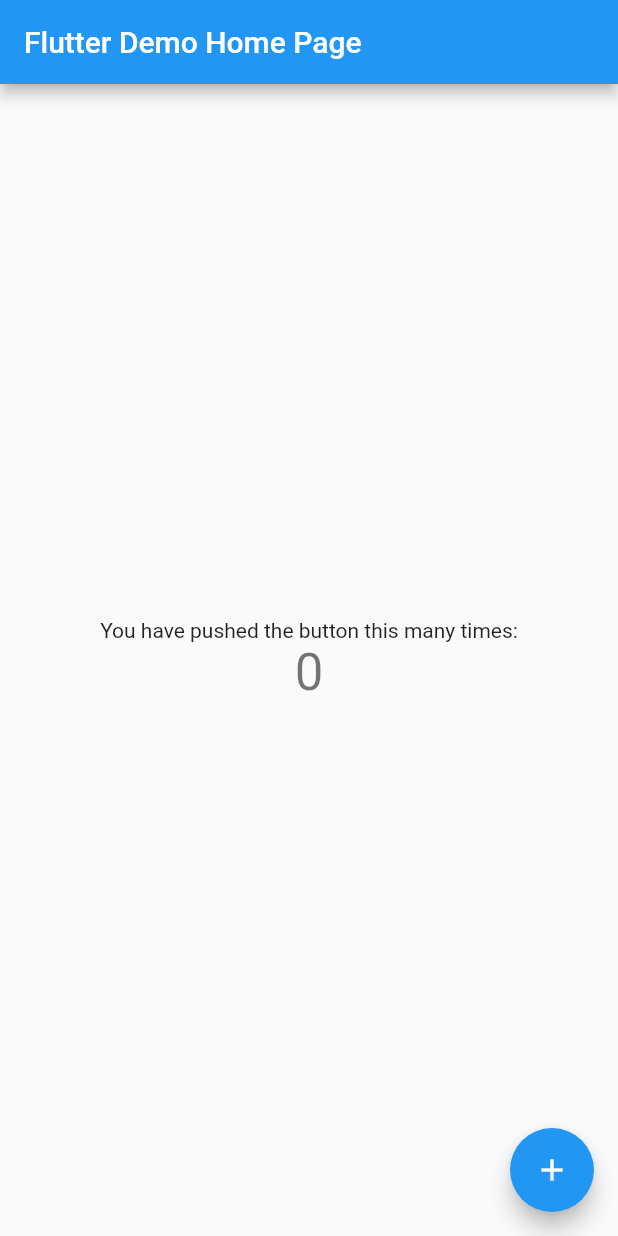
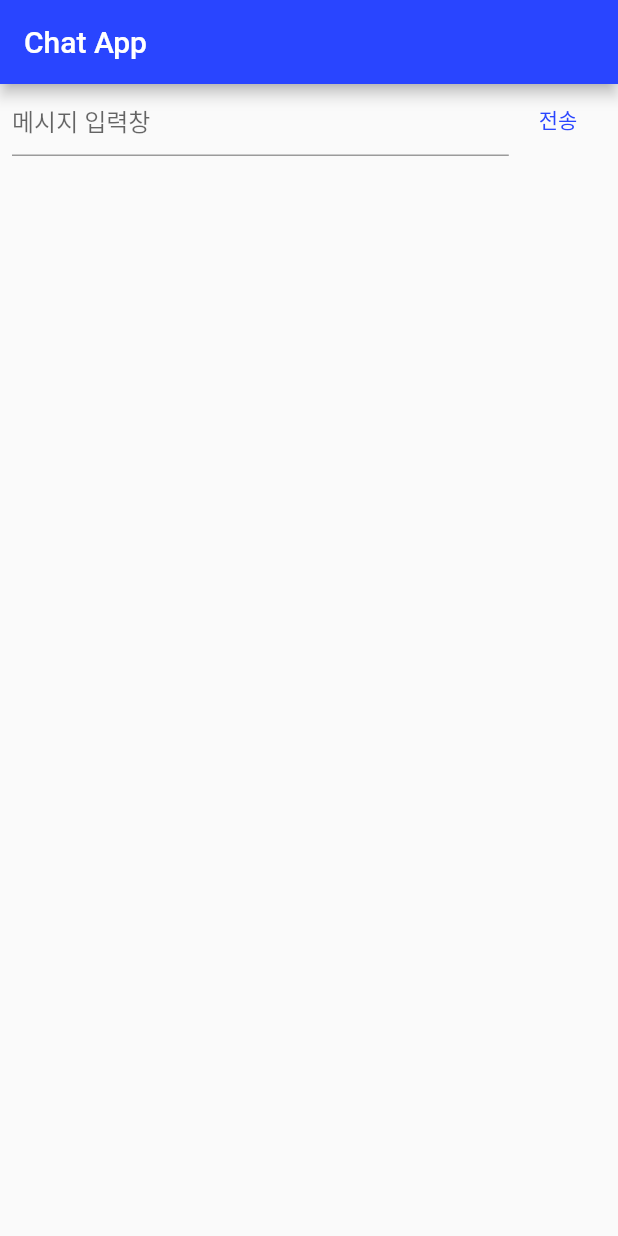
Before and after one commit to Nearby-Project-Team/front-nearby, a Flutter app: the screen it shows after launch, on a phone screen of 412 x 824 dp. Run offline on Flutter 3.47's test engine with Material 2 defaults, Android fonts, the phone set to English and light mode, and no system bars.

Commit message:
Edit text input bar and button & Add theme color

```diff
--- /dev/null
+++ b/lib/home_page.dart
@@ -0,0 +1,50 @@
+import 'package:flutter/material.dart';
+import 'package:front_nearby/palette.dart';
+
+class HomePage extends StatefulWidget{
+  @override
+  State<HomePage> createState() => _HomePageState();
+}
+
+class _HomePageState extends State<HomePage> {
+
+  final TextEditingController _textEditingController = TextEditingController();
+
+  @override
+  Widget build(BuildContext context) {
+    return Scaffold(
+      appBar: AppBar(
+        title: const Text("Chat App"),
+      ),
+      body: Container(
+        padding: EdgeInsets.symmetric(horizontal: 8.0),
+        child: Row(
+          children: [
+            Expanded(
+              child: TextField(
+                controller: _textEditingController,
+                decoration: InputDecoration( hintText: "메시지 입력창"),
+                onSubmitted: _handleSubmitted,
+              ),
+            ),
+            const SizedBox(
+              width: 0.8,
+            ),
+            TextButton(
+                onPressed: (){
+                  _handleSubmitted(_textEditingController.text);
+                },
+                style: TextButton.styleFrom(
+                  primary: Palette.newBlue),
+                child: const Text("전송"))
+          ]
+        ),
+      ),
+    );
+  }
+
+  void _handleSubmitted(String text){
+    print(text);
+    _textEditingController.clear();
+  }
+}
--- a/lib/main.dart
+++ b/lib/main.dart
@@ -1,7 +1,9 @@
 import 'package:flutter/material.dart';
+import 'package:front_nearby/home_page.dart';
+import 'package:front_nearby/palette.dart';
 
 void main() {
-  runApp(const MyApp());
+  runApp(MyApp());
 }
 
 class MyApp extends StatelessWidget {
@@ -10,106 +12,14 @@
   // This widget is the root of your application.
   @override
   Widget build(BuildContext context) {
+
     return MaterialApp(
       title: 'Flutter Demo',
       theme: ThemeData(
-        // This is the theme of your application.
-        //
-        // Try running your application with "flutter run". You'll see the
-        // application has a blue toolbar. Then, without quitting the app, try
-        // changing the primarySwatch below to Colors.green and then invoke
-        // "hot reload" (press "r" in the console where you ran "flutter run",
-        // or simply save your changes to "hot reload" in a Flutter IDE).
-        // Notice that the counter didn't reset back to zero; the application
-        // is not restarted.
-        primarySwatch: Colors.blue,
+        primarySwatch: Palette.newBlue,
+        visualDensity: VisualDensity.adaptivePlatformDensity,
       ),
-      home: const MyHomePage(title: 'Flutter Demo Home Page'),
+      home: HomePage(),
     );
   }
 }
-
-class MyHomePage extends StatefulWidget {
-  const MyHomePage({Key? key, required this.title}) : super(key: key);
-
-  // This widget is the home page of your application. It is stateful, meaning
-  // that it has a State object (defined below) that contains fields that affect
-  // how it looks.
-
-  // This class is the configuration for the state. It holds the values (in this
-  // case the title) provided by the parent (in this case the App widget) and
-  // used by the build method of the State. Fields in a Widget subclass are
-  // always marked "final".
-
-  final String title;
-
-  @override
-  State<MyHomePage> createState() => _MyHomePageState();
-}
-
-class _MyHomePageState extends State<MyHomePage> {
-  int _counter = 0;
-
-  void _incrementCounter() {
-    setState(() {
-      // This call to setState tells the Flutter framework that something has
-      // changed in this State, which causes it to rerun the build method below
-      // so that the display can reflect the updated values. If we changed
-      // _counter without calling setState(), then the build method would not be
-      // called again, and so nothing would appear to happen.
-      _counter++;
-    });
-  }
-
-  @override
-  Widget build(BuildContext context) {
-    // This method is rerun every time setState is called, for instance as done
-    // by the _incrementCounter method above.
-    //
-    // The Flutter framework has been optimized to make rerunning build methods
-    // fast, so that you can just rebuild anything that needs updating rather
-    // than having to individually change instances of widgets.
-    return Scaffold(
-      appBar: AppBar(
-        // Here we take the value from the MyHomePage object that was created by
-        // the App.build method, and use it to set our appbar title.
-        title: Text(widget.title),
-      ),
-      body: Center(
-        // Center is a layout widget. It takes a single child and positions it
-        // in the middle of the parent.
-        child: Column(
-          // Column is also a layout widget. It takes a list of children and
-          // arranges them vertically. By default, it sizes itself to fit its
-          // children horizontally, and tries to be as tall as its parent.
-          //
-          // Invoke "debug painting" (press "p" in the console, choose the
-          // "Toggle Debug Paint" action from the Flutter Inspector in Android
-          // Studio, or the "Toggle Debug Paint" command in Visual Studio Code)
-          // to see the wireframe for each widget.
-          //
-          // Column has various properties to control how it sizes itself and
-          // how it positions its children. Here we use mainAxisAlignment to
-          // center the children vertically; the main axis here is the vertical
-          // axis because Columns are vertical (the cross axis would be
-          // horizontal).
-          mainAxisAlignment: MainAxisAlignment.center,
-          children: <Widget>[
-            const Text(
-              'You have pushed the button this many times:',
-            ),
-            Text(
-              '$_counter',
-              style: Theme.of(context).textTheme.headline4,
-            ),
-          ],
-        ),
-      ),
-      floatingActionButton: FloatingActionButton(
-        onPressed: _incrementCounter,
-        tooltip: 'Increment',
-        child: const Icon(Icons.add),
-      ), // This trailing comma makes auto-formatting nicer for build methods.
-    );
-  }
-}
--- /dev/null
+++ b/lib/palette.dart
@@ -0,0 +1,19 @@
+import 'package:flutter/material.dart';
+
+class Palette {
+  static const MaterialColor newBlue = MaterialColor(
+    0xFF2945FF, // 0% comes in here, this will be color picked if no shade is selected when defining a Color property which doesn’t require a swatch.
+    <int, Color>{
+      50: Color(0xff253ee6 ),//10%
+      100: Color(0xff2137cc),//20%
+      200: Color(0xff2137cc),//30%
+      300: Color(0xff1d30b3),//40%
+      400: Color(0xff192999),//50%
+      500: Color(0xff101c66),//60%
+      600: Color(0xff0c154c),//70%
+      700: Color(0xff080e33),//80%
+      800: Color(0xff040719),//90%
+      900: Color(0xff000000),//100%
+    },
+  );
+}
```
